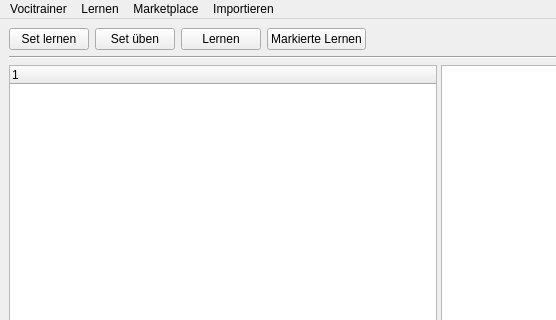
First picture: the form in Client/res/hauptfenster.ui, repository samuelx12/Vocitrainer, before the edit; both pictures show x 0 to 556 and y 0 to 320 of the 1066 by 749 pixel window.
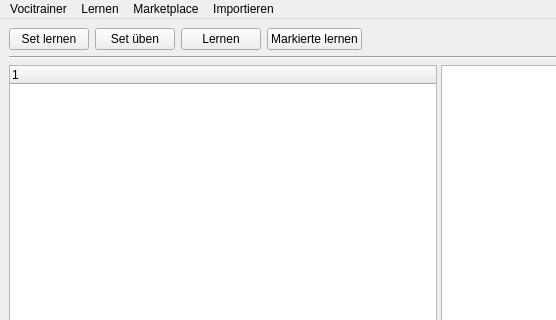
Second picture: the form after the edit. Icons and pictures are not drawn.

Commit message: - Für alle Menüs und Button Slots erstellt und sie verbunden

The edit to the form file:
```diff
--- a/Client/res/hauptfenster.ui
+++ b/Client/res/hauptfenster.ui
@@ -110,7 +110,7 @@
          <string notr="true">font: 12pt &quot;MS Shell Dlg 2&quot;;</string>
         </property>
         <property name="text">
-         <string>Markierte Lernen</string>
+         <string>Markierte lernen</string>
         </property>
         <property name="icon">
          <iconset resource="../ressources.qrc">
```
Left out of the diff: 6 changed lines with no effect on the pictures. The commit also changes 5 other files.
